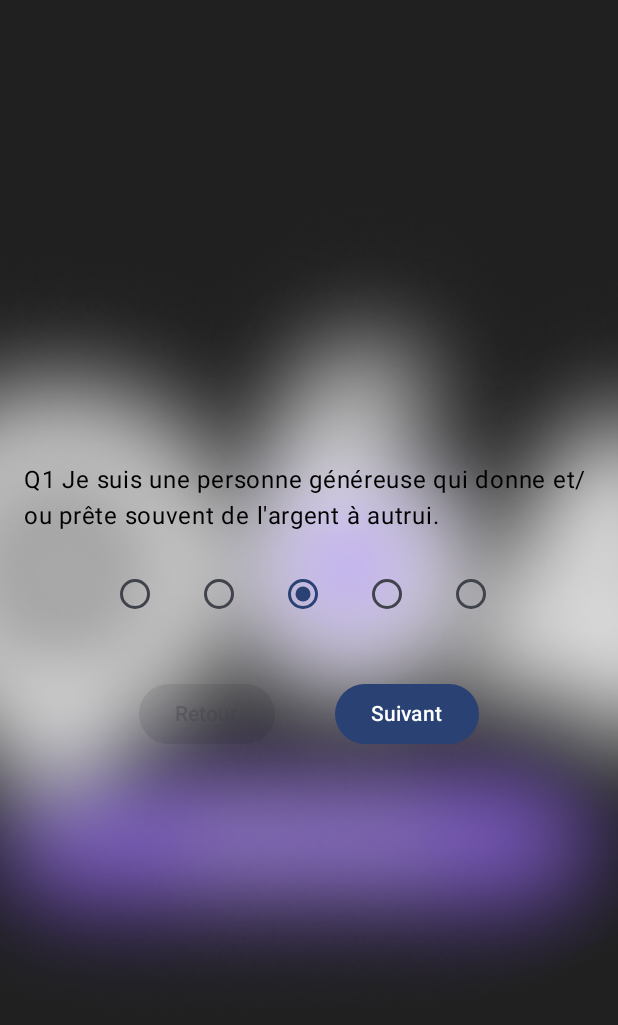
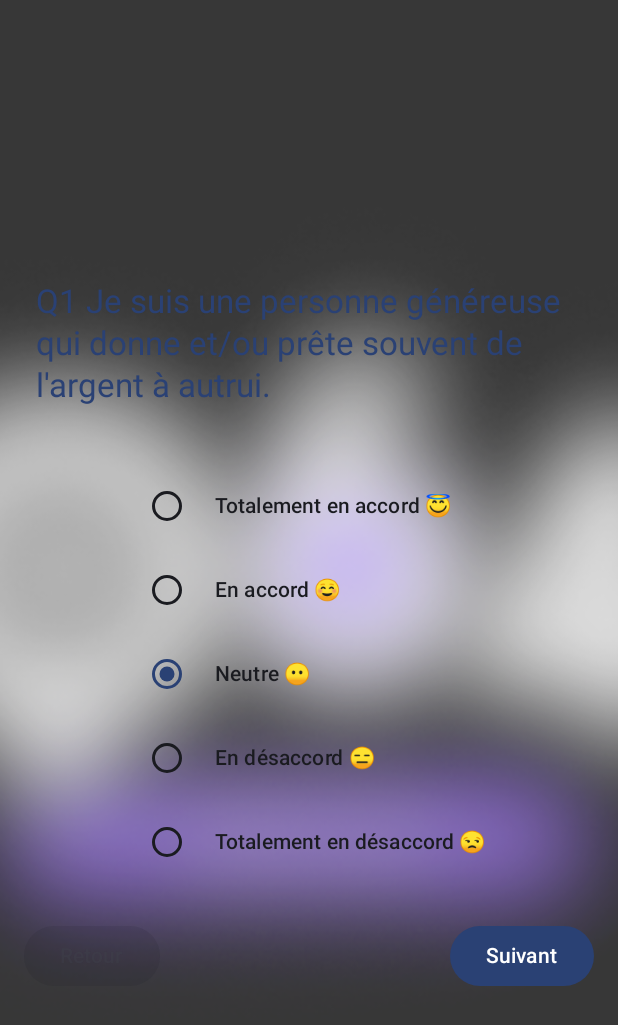
Before and after one commit to Sarobidy-R/Q64Profiler, an Android app built with Jetpack Compose: the QuizScreen screen opened through its navigation route, on a phone screen of 412 x 824 dp. Shown: the top 1025 px of the screen. Run offline under Robolectric (Android 15) with nearby library versions, the light colour scheme and no system bars.

Commit message:
Amélioration 2

```diff
--- a/app/src/main/java/mg/geit/q64profiler/QuizSreen.kt
+++ b/app/src/main/java/mg/geit/q64profiler/QuizSreen.kt
@@ -1,16 +1,21 @@
 package mg.geit.q64profiler
 
-import androidx.compose.foundation.Image
+import androidx.compose.foundation.background
+import androidx.compose.foundation.clickable
 import androidx.compose.foundation.layout.Arrangement
 import androidx.compose.foundation.layout.Column
 import androidx.compose.foundation.layout.Row
 import androidx.compose.foundation.layout.Spacer
 import androidx.compose.foundation.layout.fillMaxSize
+import androidx.compose.foundation.layout.fillMaxWidth
 import androidx.compose.foundation.layout.height
 import androidx.compose.foundation.layout.padding
 import androidx.compose.foundation.layout.width
 import androidx.compose.material3.Button
+import androidx.compose.material3.ButtonDefaults
+import androidx.compose.material3.MaterialTheme
 import androidx.compose.material3.RadioButton
+import androidx.compose.material3.RadioButtonDefaults
 import androidx.compose.material3.Text
 import androidx.compose.runtime.Composable
 import androidx.compose.runtime.getValue
@@ -20,9 +25,8 @@
 import androidx.compose.runtime.setValue
 import androidx.compose.ui.Alignment
 import androidx.compose.ui.Modifier
-import androidx.compose.ui.layout.ContentScale
+import androidx.compose.ui.graphics.Color
 import androidx.compose.ui.platform.LocalContext
-import androidx.compose.ui.res.painterResource
 import androidx.compose.ui.tooling.preview.Preview
 import androidx.compose.ui.unit.dp
 import androidx.navigation.NavController
@@ -31,75 +35,109 @@
 import mg.geit.q64profiler.utils.combineAndSortQuestions
 import mg.geit.q64profiler.utils.getQuestionsFromJson
 
+
 @Composable
 fun QuizScreen(navController: NavController) {
     val context = LocalContext.current
-    val questions = getQuestionsFromJson(context, "Profils.json")
-    val allQuestions = combineAndSortQuestions(questions)
+    val questionsByProfile = getQuestionsFromJson(context, "Profils.json")
+    val allQuestions = combineAndSortQuestions(questionsByProfile)
     val totalQuestions = allQuestions.size
 
     var questionIndex by remember { mutableStateOf(0) }
-    val userAnswers = remember { mutableStateMapOf<String, MutableList<Int>>() }
+    val answersByProfile = remember { mutableStateMapOf<String, MutableList<Int>>() }
     var results by remember { mutableStateOf<Map<String, Int>?>(null) }
-
 
     BackGroundImage()
 
-
     Column(
         modifier = Modifier
+            .background(color = Color.White.copy(alpha = 0.1f))
             .fillMaxSize()
             .padding(16.dp),
         horizontalAlignment = Alignment.CenterHorizontally,
         verticalArrangement = Arrangement.Center
-    ) {
-        if (results == null) {
-            val currentQuestion = allQuestions[questionIndex]
-            val profile = currentQuestion.first
-            val questionText = currentQuestion.second
+    ) {if (results == null) {
+        if (questionIndex < totalQuestions) {
+            val (profile, questionText) = allQuestions[questionIndex]
 
             Spacer(modifier = Modifier.height(16.dp))
-            Text(text = questionText)
-            Spacer(modifier = Modifier.height(16.dp))
 
-            var answer by remember { mutableStateOf(3) }
-            Row {
-                (1..5).forEach {
+            Text(
+                text = questionText,
+                style = MaterialTheme.typography.titleLarge,
+                color = MaterialTheme.colorScheme.primary,
+                modifier = Modifier.padding(8.dp)
+            )
+
+            Spacer(modifier = Modifier.height(30.dp))
+
+            val options = listOf(
+                "Totalement en accord \uD83D\uDE07",
+                "En accord ☺\uFE0F",
+                "Neutre \uD83D\uDE36 ",
+                "En désaccord \uD83D\uDE11",
+                "Totalement en désaccord \uD83D\uDE12"
+            )
+
+            var selectedOption by remember { mutableStateOf(3) } // Default to "Neutre"
+
+            Column {
+                options.forEachIndexed { index, option ->
+                    Row(
+                        verticalAlignment = Alignment.CenterVertically,
+                        modifier = Modifier
+                            .padding(vertical = 4.dp)
+                            .clickable { selectedOption = index + 1}
+                    ) {
                         RadioButton(
-                        selected = answer == it,
-                        onClick = { answer = it }
+                            selected = selectedOption == index + 1,
+                            onClick = { selectedOption = index + 1 },
+                            colors = RadioButtonDefaults.colors(
+                                selectedColor = MaterialTheme.colorScheme.primary,
+                                unselectedColor = MaterialTheme.colorScheme.onBackground
+                            )
                         )
                         Spacer(modifier = Modifier.width(8.dp))
+                        Text(
+                            text = option,
+                            style = MaterialTheme.typography.titleSmall,
+                            color = MaterialTheme.colorScheme.onBackground
+                        )
+                    }
                 }
             }
 
+            Spacer(modifier = Modifier.height(24.dp))
+
             Row(
-                modifier = Modifier.padding(12.dp),
+                horizontalArrangement = Arrangement.SpaceBetween,
+                modifier = Modifier.fillMaxWidth()
             ) {
                 Button(
-                    modifier = Modifier.padding(20.dp),
-                    onClick = {
-                        if (questionIndex > 0) {
-                            questionIndex--
-                        }
-                    },
-                    enabled = questionIndex > 0
+                    onClick = { questionIndex = (questionIndex - 1).coerceAtLeast(0) }, // Use coerceAtLeast for conciseness
+                    enabled = questionIndex > 0,
+                    colors = ButtonDefaults.buttonColors(
+                        containerColor = MaterialTheme.colorScheme.secondary
+                    )
                 ) {
                     Text(text = "Retour")
                 }
 
-                Spacer(modifier = Modifier.height(16.dp))
-
-                Button(modifier = Modifier.padding(20.dp),
+                Button(
                     onClick = {
-                        userAnswers.getOrPut(profile) { mutableListOf() }.add(answer)
+                        answersByProfile.getOrPut(profile) { mutableListOf() }.add(selectedOption)
                         if (questionIndex < totalQuestions - 1) {
                             questionIndex++
                         } else {
-                            results = calculateResults(userAnswers)
+                            results = calculateResults(answersByProfile)
                         }
-                    }) {
+                    },
+                    colors = ButtonDefaults.buttonColors(
+                        containerColor = MaterialTheme.colorScheme.primary
+                    )
+                ) {
                     Text(text = "Suivant")
+                }
             }
         }
     } else {
@@ -107,8 +145,6 @@
         navController.navigate("result/$resultsJson")
     }
     }
-
-
 }
 @Preview
 @Composable
--- a/app/src/main/java/mg/geit/q64profiler/UserFormScreen.kt
+++ b/app/src/main/java/mg/geit/q64profiler/UserFormScreen.kt
@@ -12,6 +12,7 @@
 import androidx.compose.foundation.layout.size
 import androidx.compose.foundation.rememberScrollState
 import androidx.compose.foundation.shape.RoundedCornerShape
+import androidx.compose.foundation.text.KeyboardOptions
 import androidx.compose.foundation.verticalScroll
 import androidx.compose.material3.Button
 import androidx.compose.material3.ButtonDefaults
@@ -29,6 +30,7 @@
 import androidx.compose.ui.platform.LocalContext
 import androidx.compose.ui.res.painterResource
 import androidx.compose.ui.text.TextStyle
+import androidx.compose.ui.text.input.KeyboardType
 import androidx.compose.ui.tooling.preview.Preview
 import androidx.compose.ui.unit.dp
 import androidx.navigation.NavController
@@ -96,6 +98,7 @@
                     cursorColor = Color.White,
                     containerColor = Color.White.copy(alpha = 0.1f)
                 ),
+                keyboardOptions = KeyboardOptions(keyboardType = KeyboardType.Email),
                 shape = RoundedCornerShape(20.dp)
             )
 
@@ -110,12 +113,14 @@
                     .fillMaxWidth()
                     .padding(top = 2.dp, start = 30.dp, end = 30.dp)
                     .height(70.dp),
+
                 colors = TextFieldDefaults.outlinedTextFieldColors(
                     focusedBorderColor = Color.White.copy(alpha = 0.01f),
                     unfocusedBorderColor = Color.White.copy(alpha = 0.01f),
                     cursorColor = Color.White,
                     containerColor = Color.White.copy(alpha = 0.1f)
                 ),
+                keyboardOptions = KeyboardOptions(keyboardType = KeyboardType.Phone),
                 shape = RoundedCornerShape(20.dp)
             )
 
```
Lines whose indentation alone changed are shown as unchanged.
